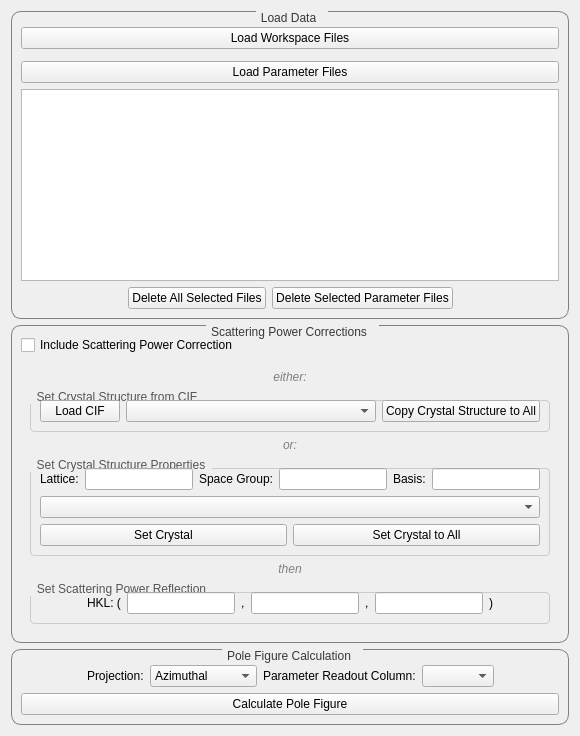
Before: the Qt Designer form qt/python/mantidqtinterfaces/mantidqtinterfaces/Engineering/gui/engineering_diffraction/tabs/texture/texture_tab.ui in mantidproject/mantid, drawn with Qt 5.
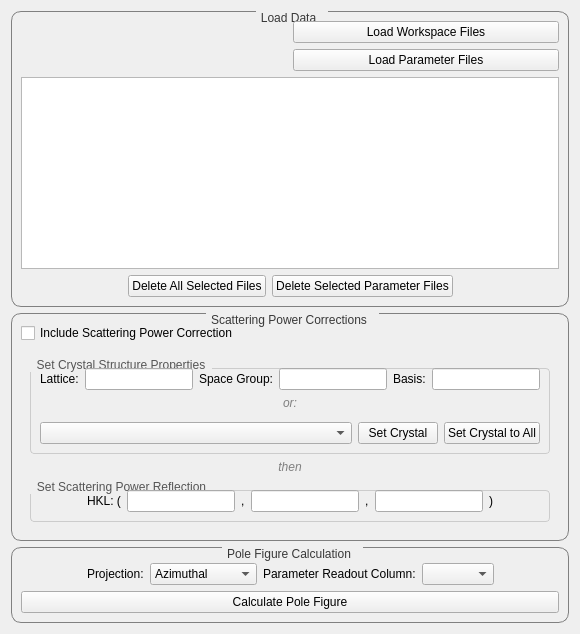
After: the same form once the commit is applied. Custom widgets are drawn as their Qt base class.

Commit message: fix crystal structure setting

The edit to the form file:
```diff
--- a/qt/python/mantidqtinterfaces/mantidqtinterfaces/Engineering/gui/engineering_diffraction/tabs/texture/texture_tab.ui
+++ b/qt/python/mantidqtinterfaces/mantidqtinterfaces/Engineering/gui/engineering_diffraction/tabs/texture/texture_tab.ui
@@ -25,6 +25,8 @@
       <string>Load Data</string>
      </property>
      <layout class="QVBoxLayout" name="verticalLayout_load">
+         <item>
+                  <layout class="QHBoxLayout" name="horizontalLayout_loadFiles">
       <item>
        <widget class="FileFinderWidget" name="finder_texture_ws" native="true"/>
       </item>
@@ -35,6 +37,10 @@
     </property>
    </widget>
   </item>
+                  </layout>
+         </item>
+        <item>
+                  <layout class="QHBoxLayout" name="horizontalLayout_loadFiles">
          <item>
        <widget class="FileFinderWidget" name="finder_texture_tables" native="true"/>
       </item>
@@ -45,6 +51,8 @@
     </property>
    </widget>
   </item>
+                      </layout>
+        </item>
       <item>
        <widget class="QTableWidget" name="table_loaded_data"/>
       </item>
@@ -125,83 +133,7 @@
       <item>
           <widget class="QWidget" name="widget_scattPowerContainer">
       <layout class="QVBoxLayout" name="verticalLayout_scattPower">
-      <item>
-  <widget class="QLabel" name="label_either">
-    <property name="text">
-      <string>either:</string>
-    </property>
-    <property name="alignment">
-      <set>Qt::AlignCenter</set>
-    </property>
-    <property name="styleSheet">
-      <string notr="true">color: grey; font-style: italic;</string>
-    </property>
-  </widget>
-</item>
-   <item>
-       <widget class="QGroupBox" name="groupBox_xtalCIF">
-     <property name="title">
-      <string>Set Crystal Structure from CIF</string>
-     </property>
- <property name="styleSheet">
-  <string notr="true">
-   QGroupBox {
-    border: 1px solid #ccc;
-    border-radius: 4px;
-    margin-top: 10px;
-   }
-   QGroupBox::title {
-    subcontrol-origin: margin;
-    subcontrol-position: top left;
-    padding: 0 5px;
-    font-weight: normal;
-    color: #555;
-   }
-  </string>
- </property>
-     <layout class="QHBoxLayout">
-<item>
-    <widget class="QPushButton" name="btn_loadCif">
-     <property name="text">
-      <string>Load CIF</string>
-     </property>
-    </widget>
-   </item>
-<item>
-  <widget class="QComboBox" name="combo_workspaceListCIF">
-    <property name="sizePolicy">
-      <sizepolicy hsizetype="Expanding" vsizetype="Preferred">
-        <horstretch>1</horstretch>
-        <verstretch>0</verstretch>
-      </sizepolicy>
-    </property>
-  </widget>
-</item>
-<item>
-    <widget class="QPushButton" name="btn_copyXtalToAll">
-     <property name="text">
-      <string>Copy Crystal Structure to All</string>
-     </property>
-    </widget>
-   </item>
 
-
-     </layout>
-    </widget>
-   </item>
-      <item>
-  <widget class="QLabel" name="label_or">
-    <property name="text">
-      <string>or:</string>
-    </property>
-    <property name="alignment">
-      <set>Qt::AlignCenter</set>
-    </property>
-    <property name="styleSheet">
-      <string notr="true">color: grey; font-style: italic;</string>
-    </property>
-  </widget>
-</item>
       <item>
     <widget class="QGroupBox" name="groupBox_xtalProp">
      <property name="title">
@@ -258,18 +190,34 @@
     </item>
   </layout>
 </item>
-         <item>
-  <widget class="QComboBox" name="combo_workspaceListProp">
-    <property name="sizePolicy">
-      <sizepolicy hsizetype="Expanding" vsizetype="Preferred">
-        <horstretch>1</horstretch>
-        <verstretch>0</verstretch>
-      </sizepolicy>
+<item>
+  <widget class="QLabel" name="label_or">
+    <property name="text">
+      <string>or:</string>
+    </property>
+    <property name="alignment">
+      <set>Qt::AlignCenter</set>
+    </property>
+    <property name="styleSheet">
+      <string notr="true">color: grey; font-style: italic;</string>
     </property>
   </widget>
 </item>
+          <item>
+       <widget class="FileFinderWidget" name="finder_cif_file" native="true"/>
+      </item>
 <item>
     <layout class="QHBoxLayout" name="transferSampleLayout">
+        <item>
+  <widget class="QComboBox" name="combo_workspaceListProp">
+    <property name="sizePolicy">
+      <sizepolicy hsizetype="Expanding" vsizetype="Preferred">
+        <horstretch>1</horstretch>
+        <verstretch>0</verstretch>
+      </sizepolicy>
+    </property>
+  </widget>
+</item>
         <item>
     <widget class="QPushButton" name="btn_setCrystal">
      <property name="text">
```
The commit also changes 7 other files.
